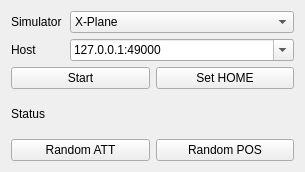
The window that src/ui/QGCHilConfiguration.ui (mavlink/qgroundcontrol) describes before a commit, drawn with Qt 5.
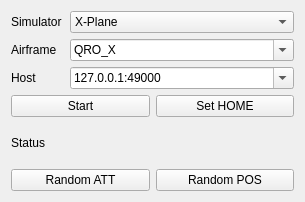
The same window after the commit.

Commit message: Fixed bug in named value decoding, added additional functionality to HIL config widget

Patch:
```diff
--- a/src/ui/QGCHilConfiguration.ui
+++ b/src/ui/QGCHilConfiguration.ui
@@ -7,28 +7,28 @@
     <x>0</x>
     <y>0</y>
     <width>305</width>
-    <height>172</height>
+    <height>202</height>
    </rect>
   </property>
   <property name="windowTitle">
    <string>Form</string>
   </property>
   <layout class="QGridLayout" name="gridLayout" columnstretch="40,60,50,50">
-   <item row="4" column="0" colspan="3">
+   <item row="5" column="0" colspan="3">
     <widget class="QLabel" name="statusLabel">
      <property name="text">
       <string>Status</string>
      </property>
     </widget>
    </item>
-   <item row="5" column="0" colspan="2">
+   <item row="6" column="0" colspan="2">
     <widget class="QPushButton" name="randomAttitudeButton">
      <property name="text">
       <string>Random ATT</string>
      </property>
     </widget>
    </item>
-   <item row="3" column="0" colspan="2">
+   <item row="4" column="0" colspan="2">
     <widget class="QPushButton" name="startButton">
      <property name="text">
       <string>Start</string>
@@ -42,21 +42,21 @@
      </property>
     </widget>
    </item>
-   <item row="1" column="0">
+   <item row="2" column="0">
     <widget class="QLabel" name="hostLabel">
      <property name="text">
       <string>Host</string>
      </property>
     </widget>
    </item>
-   <item row="3" column="2" colspan="2">
+   <item row="4" column="2" colspan="2">
     <widget class="QPushButton" name="setHomeButton">
      <property name="text">
       <string>Set HOME</string>
      </property>
     </widget>
    </item>
-   <item row="1" column="1" colspan="3">
+   <item row="2" column="1" colspan="3">
     <widget class="QComboBox" name="hostComboBox">
      <property name="editable">
       <bool>true</bool>
@@ -77,13 +77,62 @@
      </item>
     </widget>
    </item>
-   <item row="5" column="2" colspan="2">
+   <item row="6" column="2" colspan="2">
     <widget class="QPushButton" name="randomPositionButton">
      <property name="text">
       <string>Random POS</string>
      </property>
     </widget>
    </item>
+   <item row="1" column="0">
+    <widget class="QLabel" name="label">
+     <property name="text">
+      <string>Airframe</string>
+     </property>
+    </widget>
+   </item>
+   <item row="1" column="1" colspan="3">
+    <widget class="QComboBox" name="airframeComboBox">
+     <property name="editable">
+      <bool>true</bool>
+     </property>
+     <item>
+      <property name="text">
+       <string>QRO_X</string>
+      </property>
+     </item>
+     <item>
+      <property name="text">
+       <string>Unlimited</string>
+      </property>
+     </item>
+     <item>
+      <property name="text">
+       <string>Twinjet</string>
+      </property>
+     </item>
+     <item>
+      <property name="text">
+       <string>Early Bird</string>
+      </property>
+     </item>
+     <item>
+      <property name="text">
+       <string>Reno Racer</string>
+      </property>
+     </item>
+     <item>
+      <property name="text">
+       <string>Slowstick</string>
+      </property>
+     </item>
+     <item>
+      <property name="text">
+       <string>Tiny</string>
+      </property>
+     </item>
+    </widget>
+   </item>
   </layout>
  </widget>
  <resources/>
```
The commit also changes 5 other files.
